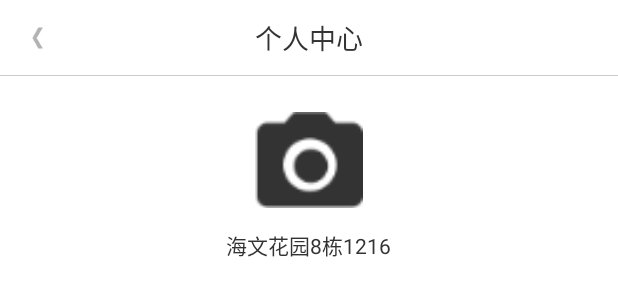
After one commit to RaleighLuo/Wisdom, an Android app: the layout person_infor_layout.xml on its own in the app's theme, with its tools: preview values and no code run, on a phone screen of 412 x 824 dp. The commit adds this screen. Shown: the top 300 px of the screen. Run offline under Robolectric (Android 15) with nearby library versions, the phone set to English and light mode, and no system bars.

Commit message:
报修UI

```diff
--- a/app/src/main/java/com/gkzxhn/wisdom/activity/MainActivity.java
+++ b/app/src/main/java/com/gkzxhn/wisdom/activity/MainActivity.java
@@ -90,7 +90,7 @@ public class MainActivity extends AppCompatActivity {
     public void onClickListener(View view){
         switch (view.getId()){
             case R.id.main_layout_tv_repair:
-                startActivity(new Intent(this,PublishRepairActivity.class));
+                startActivity(new Intent(this,RepairRecordActivity.class));
                 break;
             case R.id.main_layout_tv_newst_notice:
                 startActivity(new Intent(this,NoticeActivity.class));
--- a/app/src/main/java/com/gkzxhn/wisdom/activity/RepairRecordActivity.java
+++ b/app/src/main/java/com/gkzxhn/wisdom/activity/RepairRecordActivity.java
@@ -1,5 +1,6 @@
 package com.gkzxhn.wisdom.activity;
 
+import android.content.Intent;
 import android.os.Bundle;
 import android.support.v4.app.Fragment;
 import android.support.v4.view.ViewPager;
@@ -104,6 +105,9 @@ public class RepairRecordActivity extends SuperFragmentActivity {
             case R.id.common_head_layout_iv_left:
                 finish();
                 break;
+            case R.id.common_head_layout_tv_right:
+                startActivity(new Intent(this,PublishRepairActivity.class));
+                break;
         }
     }
 }
--- a/app/src/main/res/layout/activity_main.xml
+++ b/app/src/main/res/layout/activity_main.xml
@@ -63,7 +63,7 @@
         <de.hdodenhof.circleimageview.CircleImageView
             android:layout_width="@dimen/image_width"
             android:layout_height="@dimen/image_width"
-            android:src="@drawable/small"
+            android:src="@mipmap/ic_launcher"
             android:id="@+id/main_layout_iv_portrait"
             app:border_color="@android:color/white"
             app:border_width="2dp"
--- a/app/src/main/res/layout/notice_layout.xml
+++ b/app/src/main/res/layout/notice_layout.xml
@@ -53,6 +53,7 @@
     </RadioGroup>
     <View style="@style/common_line_style"
         android:layout_height="10dip"
+        android:background="@color/common_bg_color"
         />
 
     <android.support.v4.view.ViewPager
--- /dev/null
+++ b/app/src/main/res/layout/person_infor_layout.xml
@@ -0,0 +1,30 @@
+<?xml version="1.0" encoding="utf-8"?>
+<LinearLayout xmlns:android="http://schemas.android.com/apk/res/android"
+    xmlns:mAttr="http://schemas.android.com/apk/res-auto"
+    android:orientation="vertical"
+    android:background="@android:color/white"
+    android:layout_width="match_parent"
+    android:layout_height="match_parent">
+    <com.starlight.mobile.android.lib.view.CusHeadView
+        android:id="@+id/notice_layout_ch_head"
+        style="@style/common_head_style"
+        mAttr:chHead_leftImg="@mipmap/ic_back"
+        mAttr:chHead_title="@string/person_infor"
+        mAttr:chHead_title_padding_left="0dip" />
+    <View style="@style/common_line_style"/>
+    <ImageView
+        android:layout_width="72dip"
+        android:layout_height="72dip"
+        android:layout_marginTop="20dip"
+        android:layout_gravity="center_horizontal"
+        android:src="@mipmap/ic_camera"
+        />
+    <TextView
+        android:layout_width="wrap_content"
+        android:layout_height="wrap_content"
+        android:text="海文花园8栋1216"
+        android:layout_marginTop="10dip"
+        android:textColor="@color/common_text_color"
+        android:layout_gravity="center_horizontal"
+        />
+</LinearLayout>
--- a/app/src/main/res/layout/repair_record_layout.xml
+++ b/app/src/main/res/layout/repair_record_layout.xml
@@ -9,6 +9,7 @@
         style="@style/common_head_style"
         mAttr:chHead_leftImg="@mipmap/ic_back"
         mAttr:chHead_title="@string/repair_record"
+        mAttr:chHead_rightText="@string/publish"
         mAttr:chHead_title_padding_left="0dip" />
     <View style="@style/common_line_style"/>
     <RadioGroup
@@ -53,6 +54,7 @@
     </RadioGroup>
     <View style="@style/common_line_style"
         android:layout_height="10dip"
+        android:background="@color/common_bg_color"
         />
 
     <android.support.v4.view.ViewPager
--- a/app/src/main/res/values/styles.xml
+++ b/app/src/main/res/values/styles.xml
@@ -1,7 +1,7 @@
 <resources>
 
     <!-- Base application theme. -->
-    <style name="AppTheme" parent="Theme.AppCompat.Light.DarkActionBar">
+    <style name="AppTheme" parent="Theme.AppCompat.Light.NoActionBar">
         <!-- Customize your theme here. -->
         <item name="colorPrimary">@color/colorPrimary</item>
         <item name="colorPrimaryDark">@color/colorPrimaryDark</item>
@@ -29,6 +29,7 @@
         <item name="android:layout_weight">1</item>
         <item name="android:gravity">center</item>
         <item name="android:elevation">8dip</item>
+        <item name="android:onClick">onClickListener</item>
     </style>
     <style name="common_line_style">
         <item name="android:layout_width">match_parent</item>
```
Also changed, not shown: app/src/main/AndroidManifest.xml (+8 -1 lines), app/src/main/java/com/gkzxhn/wisdom/activity/PersonInforActivity.java (added, +17 -0 lines), app/src/main/java/com/gkzxhn/wisdom/activity/PublishRepairActivity.java (+9 -1 lines), app/src/main/res/values/strings.xml (+8 -0 lines).
